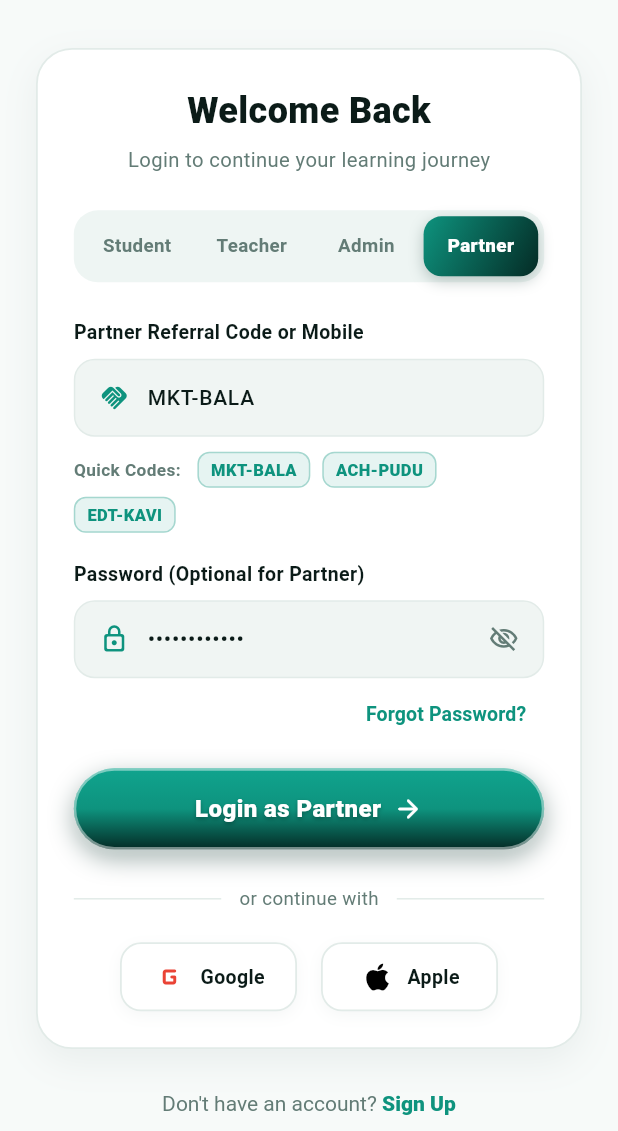
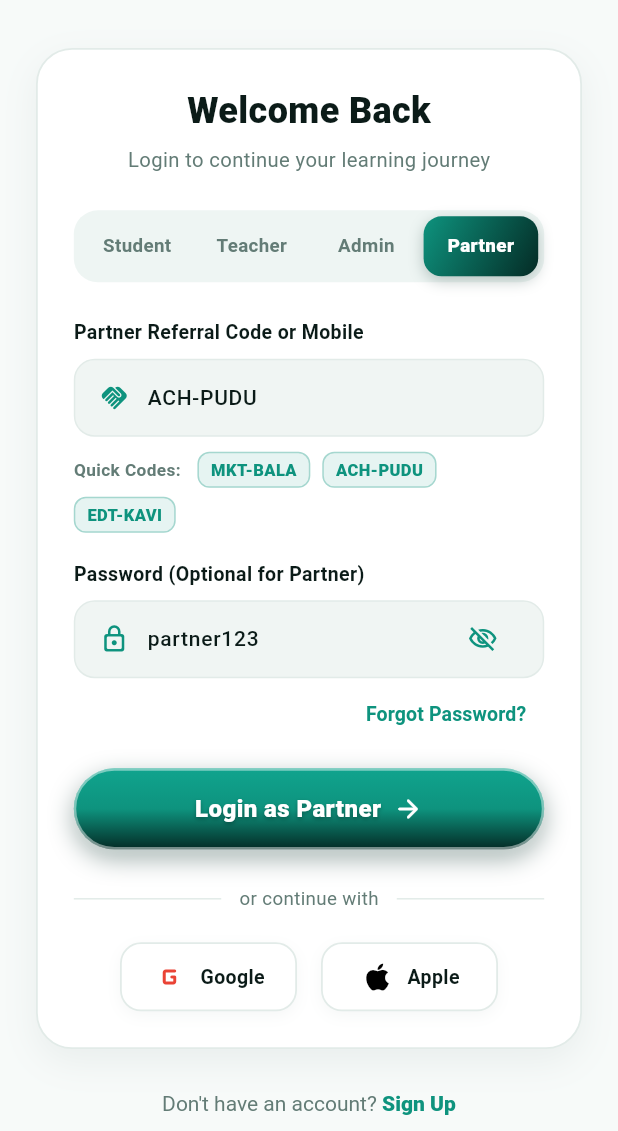
Before and after one commit to achariya-it-hub/Q-School, a Flutter app: the LoginScreen screen opened by its route, after a tap on the "visibility" icon, after a tap on "Partner", on a phone screen of 412 x 824 dp, the part 105-1236 px from its top. Run offline on Flutter 3.47's test engine with Material 3 defaults, Android fonts, the phone set to English and light mode, and no system bars.

Commit message:
Fix password eye toggle in Flutter app: replace bullet text with real string and improve hit target with IconButton

```diff
--- a/apps/flutter/lib/screens/login.dart
+++ b/apps/flutter/lib/screens/login.dart
@@ -21,19 +21,23 @@ class _LoginScreenState extends State<LoginScreen> {
   final TextEditingController _emailController =
       TextEditingController(text: 'alex@gmail.com');
   final TextEditingController _passwordController =
-      TextEditingController(text: '••••••••••••');
+      TextEditingController(text: 'student123');
 
   void _selectRole(int index) {
     setState(() {
       _selectedRole = index;
       if (index == 0) {
         _emailController.text = 'alex@gmail.com';
+        _passwordController.text = 'student123';
       } else if (index == 1) {
         _emailController.text = 'alex.prof@qschool.edu';
+        _passwordController.text = 'teacher123';
       } else if (index == 2) {
         _emailController.text = 'admin@qschool.edu';
+        _passwordController.text = 'admin123';
       } else if (index == 3) {
-        _emailController.text = 'MKT-BALA';
+        _emailController.text = 'ACH-PUDU';
+        _passwordController.text = 'partner123';
       }
     });
   }
@@ -250,6 +254,7 @@ class _LoginScreenState extends State<LoginScreen> {
                         const SizedBox(width: 12),
                         Expanded(
                           child: TextField(
+                            key: ValueKey<bool>(_securePassword),
                             controller: _passwordController,
                             obscureText: _securePassword,
                             style: const TextStyle(
@@ -262,16 +267,23 @@ class _LoginScreenState extends State<LoginScreen> {
                             ),
                           ),
                         ),
-                        GestureDetector(
-                          onTap: () => setState(
-                              () => _securePassword = !_securePassword),
-                          child: Icon(
+                        IconButton(
+                          tooltip: _securePassword ? 'Show password' : 'Hide password',
+                          splashRadius: 20,
+                          padding: EdgeInsets.zero,
+                          constraints: const BoxConstraints(),
+                          icon: Icon(
                             _securePassword
                                 ? Icons.visibility_outlined
                                 : Icons.visibility_off_outlined,
                             size: 20,
-                            color: QS.sub,
+                            color: _securePassword ? QS.sub : QS.teal,
                           ),
+                          onPressed: () {
+                            setState(() {
+                              _securePassword = !_securePassword;
+                            });
+                          },
                         ),
                       ],
                     ),
```
Also changed, not shown: apps/flutter/lib/screens/signup.dart (+13 -5 lines).
